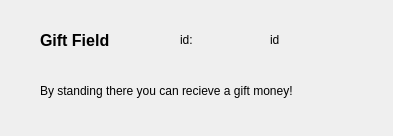
First picture: the form in giftwindow.ui, repository Molodid-Tyshchenko/qt-monopoly-, before the edit.
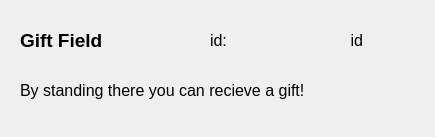
Second picture: the form after the edit.

The edit to the form file:
```diff
--- a/giftwindow.ui
+++ b/giftwindow.ui
@@ -6,8 +6,8 @@
    <rect>
     <x>0</x>
     <y>0</y>
-    <width>393</width>
-    <height>136</height>
+    <width>435</width>
+    <height>137</height>
    </rect>
   </property>
   <property name="windowTitle">
@@ -16,18 +16,21 @@
   <widget class="QLabel" name="name">
    <property name="geometry">
     <rect>
-     <x>40</x>
+     <x>20</x>
      <y>30</y>
-     <width>101</width>
+     <width>131</width>
      <height>21</height>
     </rect>
    </property>
    <property name="font">
     <font>
-     <pointsize>12</pointsize>
+     <pointsize>14</pointsize>
      <bold>true</bold>
     </font>
    </property>
+   <property name="styleSheet">
+    <string notr="true">font-size: 14pt;</string>
+   </property>
    <property name="text">
     <string>Gift Field</string>
    </property>
@@ -35,25 +38,34 @@
   <widget class="QLabel" name="info">
    <property name="geometry">
     <rect>
-     <x>40</x>
-     <y>80</y>
-     <width>321</width>
-     <height>21</height>
+     <x>20</x>
+     <y>70</y>
+     <width>461</width>
+     <height>41</height>
     </rect>
    </property>
+   <property name="styleSheet">
+    <string notr="true">font-size: 12pt;</string>
+   </property>
    <property name="text">
-    <string>By standing there you can recieve a gift money!</string>
+    <string>By standing there you can recieve a gift!</string>
+   </property>
+   <property name="alignment">
+    <set>Qt::AlignJustify|Qt::AlignVCenter</set>
    </property>
   </widget>
   <widget class="QLabel" name="id_d">
    <property name="geometry">
     <rect>
-     <x>180</x>
+     <x>210</x>
      <y>30</y>
      <width>63</width>
      <height>20</height>
     </rect>
    </property>
+   <property name="styleSheet">
+    <string notr="true">font-size: 12pt;</string>
+   </property>
    <property name="text">
     <string>id:</string>
    </property>
@@ -61,15 +73,21 @@
   <widget class="QLabel" name="id">
    <property name="geometry">
     <rect>
-     <x>270</x>
+     <x>300</x>
      <y>30</y>
      <width>63</width>
      <height>20</height>
     </rect>
    </property>
+   <property name="styleSheet">
+    <string notr="true">font-size: 12pt;</string>
+   </property>
    <property name="text">
     <string>id</string>
    </property>
+   <property name="alignment">
+    <set>Qt::AlignRight|Qt::AlignTrailing|Qt::AlignVCenter</set>
+   </property>
   </widget>
  </widget>
  <resources/>
```
